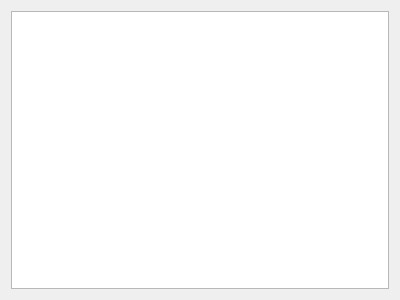
Old version of the form lfilewidget.ui in the repository LeZheng/lisp-painter.
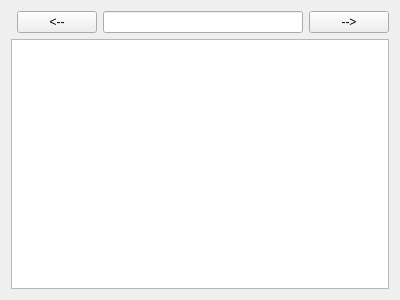
New version of the form.

Commit message: add choose file to edit,without open and save

What changed in the file:
```diff
--- a/lfilewidget.ui
+++ b/lfilewidget.ui
@@ -14,9 +14,26 @@
    <string>Form</string>
   </property>
   <layout class="QGridLayout" name="gridLayout">
-   <item row="0" column="0">
+   <item row="0" column="3">
+    <widget class="QPushButton" name="yes">
+     <property name="text">
+      <string>--&gt;</string>
+     </property>
+    </widget>
+   </item>
+   <item row="1" column="0" colspan="4">
     <widget class="QTreeView" name="fileTree"/>
    </item>
+   <item row="0" column="2">
+    <widget class="QLineEdit" name="cunrrentPath"/>
+   </item>
+   <item row="0" column="1">
+    <widget class="QPushButton" name="btnPrev">
+     <property name="text">
+      <string>&lt;--</string>
+     </property>
+    </widget>
+   </item>
   </layout>
  </widget>
  <resources/>
```
The commit also changes 4 other files.
